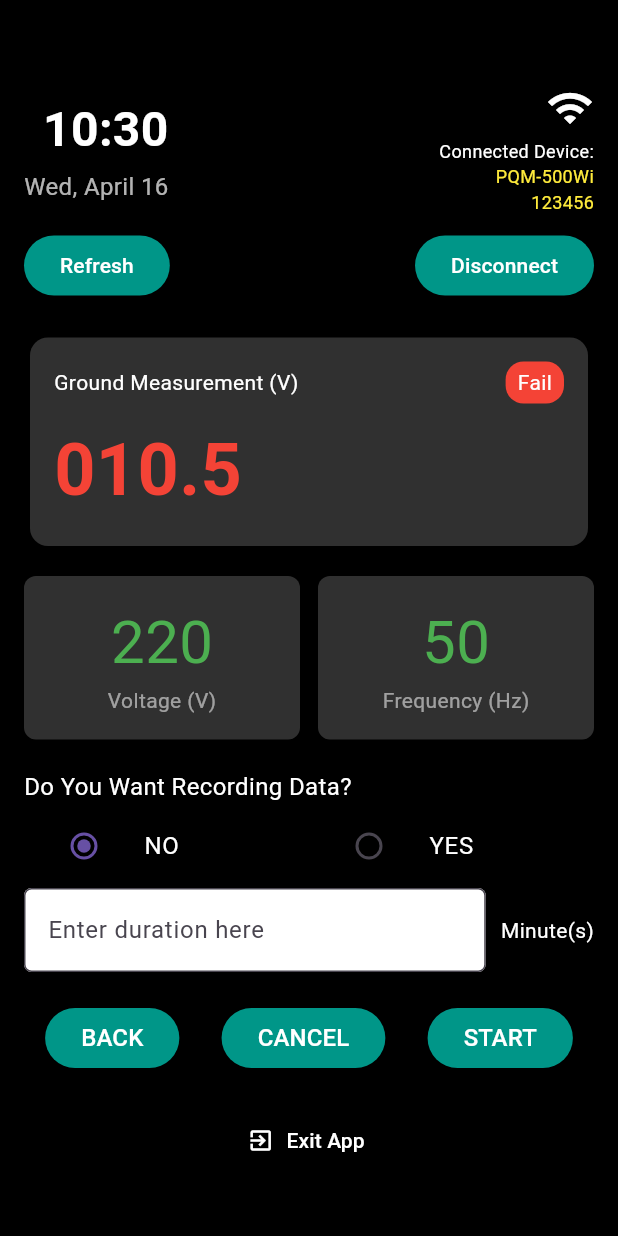
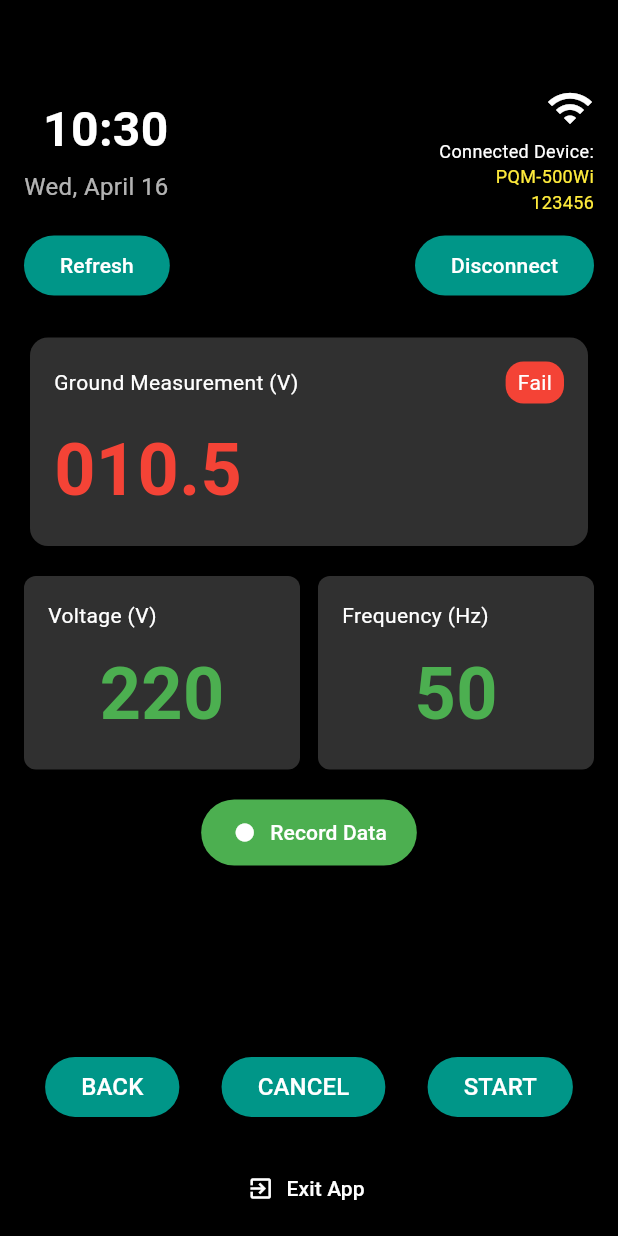
Before and after one commit to YendiOktavianto/pqm_wifi_ap, a Flutter app: the MeasurementPage screen opened directly, on a phone screen of 412 x 824 dp. Run offline on Flutter 3.47's test engine with Material 3 defaults, Android fonts, the light colour scheme and no system bars; our stand-ins replace google_fonts.

Commit message:
Create record button and add to measurement page

```diff
--- a/lib/views/measurement_page.dart
+++ b/lib/views/measurement_page.dart
@@ -4,6 +4,7 @@ import 'recording_page.dart';
 import '../widgets/date_time_display.dart';
 import '../widgets/device_info_column.dart';
 import '../widgets/measurement_display.dart';
+import '../widgets/record_button.dart';
 import '../widgets/exit_app_button.dart';
 
 class MeasurementPage extends StatefulWidget {
@@ -61,62 +62,8 @@ class _MeasurementPageState extends State<MeasurementPage> {
               frequencyValue: '50',
             ),
             const SizedBox(height: 20),
-            const Text(
-              'Do You Want Recording Data?',
-              style: TextStyle(color: Colors.white, fontSize: 16),
-            ),
-            Row(
-              mainAxisAlignment: MainAxisAlignment.start,
-              children: [
-                Expanded(
-                  child: ListTile(
-                    title: const Text(
-                      'NO',
-                      style: TextStyle(color: Colors.white),
-                    ),
-                    leading: Radio<bool>(
-                      value: false,
-                      groupValue: isRecording,
-                      onChanged:
-                          (bool? value) => setState(() => isRecording = value!),
-                    ),
-                  ),
-                ),
-                Expanded(
-                  child: ListTile(
-                    title: const Text(
-                      'YES',
-                      style: TextStyle(color: Colors.white),
-                    ),
-                    leading: Radio<bool>(
-                      value: true,
-                      groupValue: isRecording,
-                      onChanged:
-                          (bool? value) => setState(() => isRecording = value!),
-                    ),
-                  ),
-                ),
-              ],
-            ),
-            Row(
-              children: [
-                Expanded(
-                  child: TextField(
-                    decoration: InputDecoration(
-                      hintText: 'Enter duration here',
-                      filled: true,
-                      fillColor: Colors.white,
-                      border: OutlineInputBorder(
-                        borderRadius: BorderRadius.circular(5),
-                      ),
-                    ),
-                  ),
-                ),
-                const SizedBox(width: 10),
-                const Text("Minute(s)", style: TextStyle(color: Colors.white)),
-              ],
-            ),
-            const SizedBox(height: 20),
+            RecordButton(),
+            SizedBox(height: MediaQuery.of(context).size.height * 0.15),
             Row(
               mainAxisAlignment: MainAxisAlignment.spaceAround,
               children: [
@@ -151,64 +98,6 @@ class _MeasurementPageState extends State<MeasurementPage> {
     );
   }
 
-  Widget measurementCard(
-    String title,
-    String value,
-    String status,
-    Color statusColor,
-  ) {
-    return Card(
-      color: Colors.grey[850],
-      elevation: 5,
-      child: Padding(
-        padding: const EdgeInsets.all(16),
-        child: Column(
-          crossAxisAlignment: CrossAxisAlignment.start,
-          children: [
-            Row(
-              mainAxisAlignment: MainAxisAlignment.spaceBetween,
-              children: [
-                Text(title, style: const TextStyle(color: Colors.white)),
-                if (status.isNotEmpty)
-                  Container(
-                    decoration: BoxDecoration(
-                      color: statusColor,
-                      borderRadius: BorderRadius.circular(12),
-                    ),
-                    padding: const EdgeInsets.symmetric(
-                      vertical: 2,
-                      horizontal: 8,
-                    ),
-                    child: Text(
-                      status,
-                      style: const TextStyle(color: Colors.white),
-                    ),
-                  ),
-              ],
-            ),
-            const SizedBox(height: 10),
-            Text(
-              value,
-              style: TextStyle(
-                color: statusColor,
-                fontSize: 48,
-                fontWeight: FontWeight.bold,
-              ),
-            ),
-          ],
-        ),
-      ),
-    );
-  }
-
-  Widget radioOption(String label, bool selected) => Row(
-    mainAxisAlignment: MainAxisAlignment.center,
-    children: [
-      Radio(value: selected, groupValue: true, onChanged: (_) {}),
-      Text(label, style: const TextStyle(color: Colors.white)),
-    ],
-  );
-
   Widget actionButton(
     BuildContext context,
     String text,
--- a/lib/widgets/measurement_display.dart
+++ b/lib/widgets/measurement_display.dart
@@ -20,6 +20,7 @@ class MeasurementDisplay extends StatelessWidget {
   Widget build(BuildContext context) {
     return Column(
       children: [
+        // Ground Measurement
         Card(
           color: Colors.grey[850],
           elevation: 5,
@@ -28,6 +29,7 @@ class MeasurementDisplay extends StatelessWidget {
             child: Column(
               crossAxisAlignment: CrossAxisAlignment.start,
               children: [
+                // Label + Status
                 Row(
                   mainAxisAlignment: MainAxisAlignment.spaceBetween,
                   children: [
@@ -52,12 +54,13 @@ class MeasurementDisplay extends StatelessWidget {
                   ],
                 ),
                 const SizedBox(height: 10),
+                // Value
                 Text(
                   groundValue,
                   style: TextStyle(
+                    color: groundStatusColor,
                     fontSize: 48,
                     fontWeight: FontWeight.bold,
-                    color: groundStatusColor,
                   ),
                 ),
               ],
@@ -65,12 +68,22 @@ class MeasurementDisplay extends StatelessWidget {
           ),
         ),
         const SizedBox(height: 16),
+
+        // Voltage & Frequency Row
         Row(
           children: [
-            Expanded(child: _smallMeasurementCard('Voltage (V)', voltageValue)),
+            Expanded(
+              child: _smallMeasurementCard(
+                label: 'Voltage (V)',
+                value: voltageValue,
+              ),
+            ),
             const SizedBox(width: 12),
             Expanded(
-              child: _smallMeasurementCard('Frequency (Hz)', frequencyValue),
+              child: _smallMeasurementCard(
+                label: 'Frequency (Hz)',
+                value: frequencyValue,
+              ),
             ),
           ],
         ),
@@ -78,7 +91,7 @@ class MeasurementDisplay extends StatelessWidget {
     );
   }
 
-  Widget _smallMeasurementCard(String label, String value) {
+  Widget _smallMeasurementCard({required String label, required String value}) {
     return Container(
       padding: const EdgeInsets.all(16),
       decoration: BoxDecoration(
@@ -86,12 +99,23 @@ class MeasurementDisplay extends StatelessWidget {
         borderRadius: BorderRadius.circular(8),
       ),
       child: Column(
+        crossAxisAlignment: CrossAxisAlignment.start,
         children: [
           Text(
-            value,
-            style: const TextStyle(fontSize: 40, color: Colors.green),
+            label,
+            style: const TextStyle(color: Colors.white, fontSize: 14),
           ),
-          Text(label, style: const TextStyle(color: Colors.white54)),
+          const SizedBox(height: 8),
+          Center(
+            child: Text(
+              value,
+              style: const TextStyle(
+                fontSize: 48,
+                fontWeight: FontWeight.bold,
+                color: Colors.green,
+              ),
+            ),
+          ),
         ],
       ),
     );
--- /dev/null
+++ b/lib/widgets/record_button.dart
@@ -0,0 +1,42 @@
+import 'package:flutter/material.dart';
+
+class RecordButton extends StatefulWidget {
+  const RecordButton({super.key});
+
+  @override
+  State<RecordButton> createState() => _RecordButtonState();
+}
+
+class _RecordButtonState extends State<RecordButton> {
+  bool isRecording = false;
+
+  @override
+  Widget build(BuildContext context) {
+    return Center(
+      child: ElevatedButton.icon(
+        onPressed: () {
+          setState(() {
+            isRecording = !isRecording;
+          });
+        },
+        icon: Icon(
+          isRecording ? Icons.stop_circle : Icons.fiber_manual_record,
+          color: Colors.white,
+        ),
+        label: Text(
+          isRecording ? 'Stop Recording Data' : 'Record Data',
+          style: const TextStyle(color: Colors.white),
+        ),
+        style: ElevatedButton.styleFrom(
+          backgroundColor: isRecording ? Colors.red : Colors.green,
+          padding: const EdgeInsets.symmetric(horizontal: 20, vertical: 12),
+          shape: RoundedRectangleBorder(
+            borderRadius: BorderRadius.circular(30),
+          ),
+          minimumSize: Size.zero,
+          tapTargetSize: MaterialTapTargetSize.shrinkWrap,
+        ),
+      ),
+    );
+  }
+}
```
